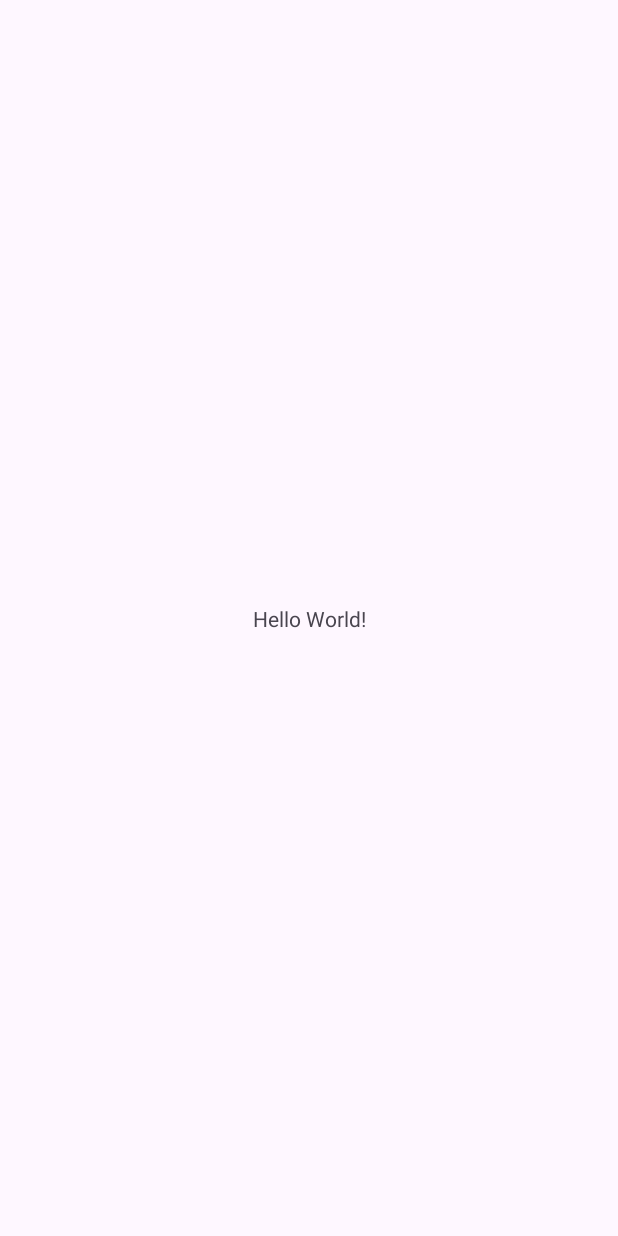
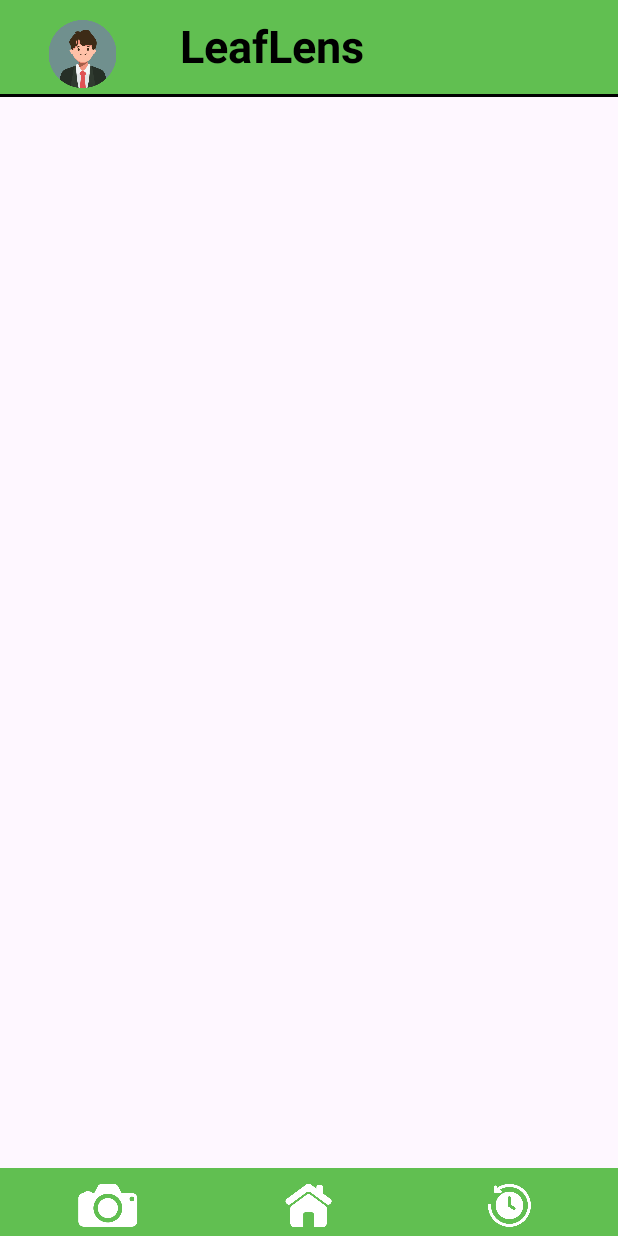
Before and after one commit to aaryansingh-dev/LeafLens, an Android app: the screen it shows after launch (MainActivity), on a phone screen of 412 x 824 dp. Before the commit the screen is almost empty. Run offline under Robolectric (Android 15) with nearby library versions, the phone set to English and light mode, and no system bars.

Commit message:
Adding homepage header and footer

```diff
--- a/app/src/main/res/layout/activity_main.xml
+++ b/app/src/main/res/layout/activity_main.xml
@@ -1,18 +1,95 @@
 <?xml version="1.0" encoding="utf-8"?>
-<androidx.constraintlayout.widget.ConstraintLayout xmlns:android="http://schemas.android.com/apk/res/android"
-    xmlns:app="http://schemas.android.com/apk/res-auto"
-    xmlns:tools="http://schemas.android.com/tools"
+<RelativeLayout xmlns:android="http://schemas.android.com/apk/res/android"
     android:layout_width="match_parent"
     android:layout_height="match_parent"
-    tools:context=".MainActivity">
+    xmlns:app="http://schemas.android.com/apk/res-auto">
 
-    <TextView
-        android:layout_width="wrap_content"
+    <androidx.constraintlayout.widget.ConstraintLayout
+        android:id="@+id/app_header"
+        android:layout_width="match_parent"
         android:layout_height="wrap_content"
-        android:text="Hello World!"
-        app:layout_constraintBottom_toBottomOf="parent"
-        app:layout_constraintEnd_toEndOf="parent"
-        app:layout_constraintStart_toStartOf="parent"
-        app:layout_constraintTop_toTopOf="parent" />
+        android:background="#61BF51">
 
-</androidx.constraintlayout.widget.ConstraintLayout>
+
+        <ImageView
+            android:id="@+id/app_header_profileImage"
+            android:layout_width="50dp"
+            android:layout_height="45dp"
+
+            app:layout_constraintStart_toStartOf="parent"
+            app:layout_constraintTop_toTopOf="parent"
+
+            android:src="@drawable/profile_image"
+
+            android:layout_marginStart="30dp"
+            android:layout_marginTop="13dp"
+            />
+
+        <TextView
+            android:id="@+id/app_header_title"
+            android:layout_width="wrap_content"
+            android:layout_height="wrap_content"
+
+            app:layout_constraintTop_toTopOf="parent"
+            app:layout_constraintStart_toEndOf="@id/app_header_profileImage"
+
+            android:text="@string/App_Name"
+            android:textSize="30sp"
+            android:textColor="@color/black"
+            android:textStyle="bold"
+
+            android:layout_marginStart="40dp"
+            android:layout_marginTop="10dp"/>
+
+        <View
+            android:layout_width="match_parent"
+            android:layout_height="2dp"
+
+            app:layout_constraintTop_toBottomOf="@id/app_header_title"
+            app:layout_constraintStart_toStartOf="parent"
+
+            android:background="@color/black"
+
+            android:layout_marginTop="12dp"/>
+    </androidx.constraintlayout.widget.ConstraintLayout>
+
+    <LinearLayout
+        android:id="@+id/app_footer"
+        android:layout_width="match_parent"
+        android:layout_height="wrap_content"
+
+        android:layout_alignParentBottom="true"
+        android:orientation="horizontal"
+        android:weightSum="3"
+
+        android:background="#61BF51"
+        android:paddingLeft="5dp"
+        android:paddingRight="5dp"
+        android:paddingTop="10dp"
+        android:paddingBottom="5dp"
+        >
+
+        <ImageView
+            android:id="@+id/app_footer_scan"
+            android:layout_width="0dp"
+            android:layout_height="30dp"
+            android:layout_weight="1"
+
+            android:src="@drawable/homepage_scan"/>
+        <ImageView
+            android:id="@+id/app_footer_home"
+            android:layout_width="0dp"
+            android:layout_height="30dp"
+            android:layout_weight="1"
+
+            android:src="@drawable/homepage_icon"/>
+
+        <ImageView
+            android:id="@+id/app_footer_history"
+            android:layout_width="0dp"
+            android:layout_height="30dp"
+            android:layout_weight="1"
+
+            android:src="@drawable/homepage_history"/>
+    </LinearLayout>
+</RelativeLayout>
--- a/app/src/main/res/values/colors.xml
+++ b/app/src/main/res/values/colors.xml
@@ -2,4 +2,5 @@
 <resources>
     <color name="black">#FF000000</color>
     <color name="white">#FFFFFFFF</color>
+    <color name="status_bar_color">#61BF51</color>
 </resources>
--- a/app/src/main/res/values/strings.xml
+++ b/app/src/main/res/values/strings.xml
@@ -1,3 +1,4 @@
 <resources>
     <string name="app_name">LeafLens</string>
+    <string name="App_Name">LeafLens</string>
 </resources>
--- a/app/src/main/res/values/themes.xml
+++ b/app/src/main/res/values/themes.xml
@@ -3,6 +3,8 @@
     <style name="Base.Theme.LeafLens" parent="Theme.Material3.DayNight.NoActionBar">
         <!-- Customize your light theme here. -->
         <!-- <item name="colorPrimary">@color/my_light_primary</item> -->
+        <item name="android:statusBarColor">@color/status_bar_color</item>
+        <item name="android:windowLightStatusBar">true</item>
     </style>
 
     <style name="Theme.LeafLens" parent="Base.Theme.LeafLens" />
```
Also changed, not shown: app/src/main/res/drawable/homepage_history.png (added), app/src/main/res/drawable/homepage_icon.png (added), app/src/main/res/drawable/homepage_scan.png (added), app/src/main/res/drawable/profile_image.png (added).
